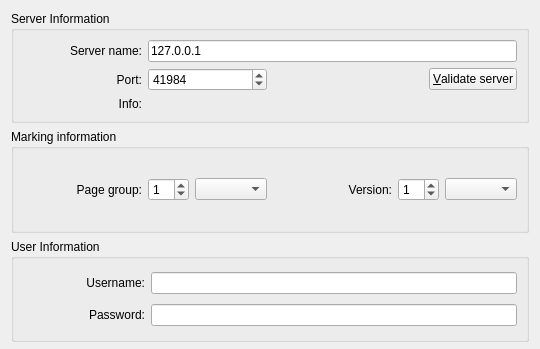
This is qtCreatorFiles/ui_chooser.ui in plomgrading/plom as Qt 5 draws it before an edit; both pictures show x 0 to 540 and y 0 to 349 of the 540 by 572 pixel window. The edited form follows.
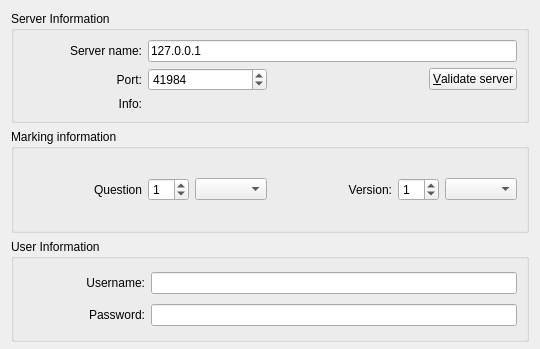
This is the edited form.

The edit to the form file:
```diff
--- a/qtCreatorFiles/ui_chooser.ui
+++ b/qtCreatorFiles/ui_chooser.ui
@@ -143,7 +143,7 @@
       <item row="0" column="0">
        <widget class="QLabel" name="pgLabel">
         <property name="text">
-         <string>Page group:</string>
+         <string>Question</string>
         </property>
         <property name="alignment">
          <set>Qt::AlignRight|Qt::AlignTrailing|Qt::AlignVCenter</set>
```
